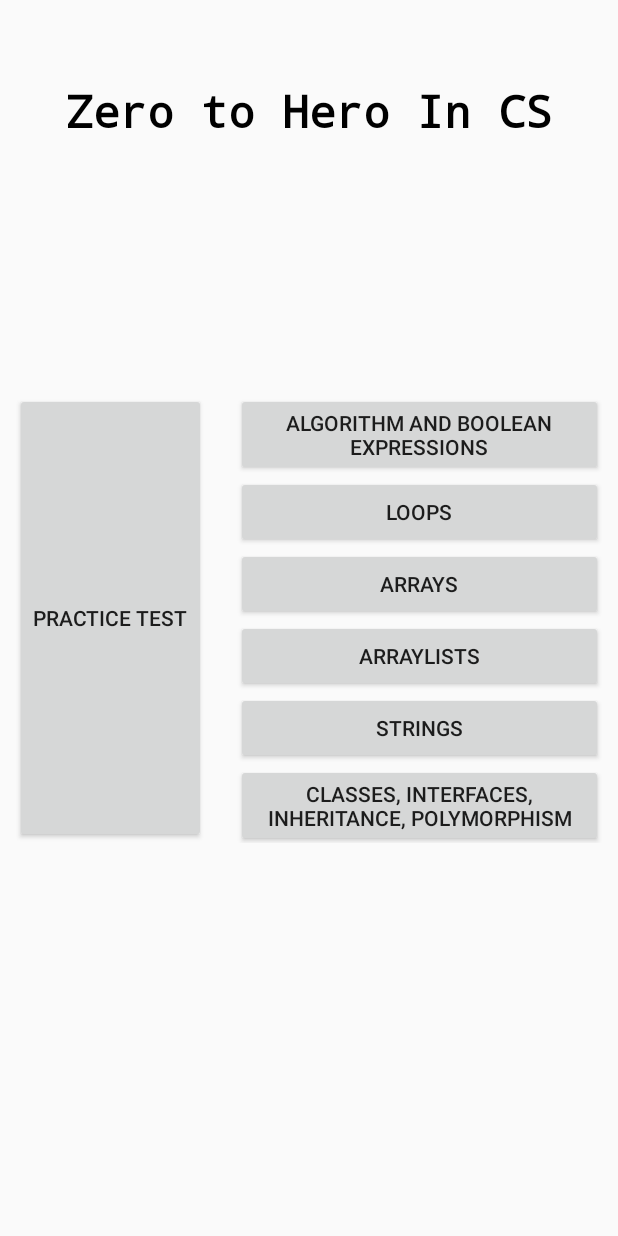
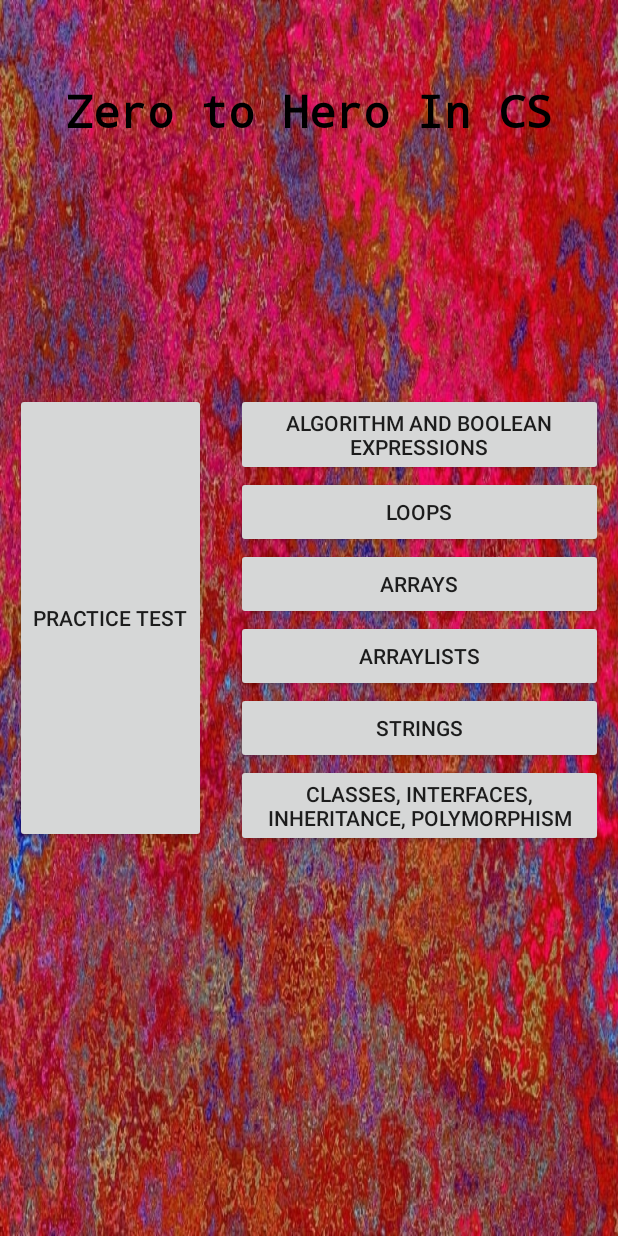
Before and after one commit to mgningueASC4/Midyear-Android-App-Dev-Project, an Android app: the screen it shows after launch (MainActivity), on a phone screen of 412 x 824 dp. Run offline under Robolectric (Android 15) with nearby library versions, the phone set to English and light mode, and no system bars.

Commit message:
prettier version just like you

```diff
--- a/APCSQuiz/APCSQuiz/app/src/main/res/layout/activity_main.xml
+++ b/APCSQuiz/APCSQuiz/app/src/main/res/layout/activity_main.xml
@@ -2,8 +2,9 @@
 <RelativeLayout xmlns:android="http://schemas.android.com/apk/res/android"
     xmlns:app="http://schemas.android.com/apk/res-auto"
     xmlns:tools="http://schemas.android.com/tools"
-    android:layout_width="match_parent"
-    android:layout_height="match_parent"
+    android:layout_width="fill_parent"
+    android:layout_height="fill_parent"
+    android:background="@drawable/bettersizehomescreen"
     tools:context=".MainActivity"
     >
 
--- a/APCSQuiz/APCSQuiz/app/src/main/res/layout/fragment_q.xml
+++ b/APCSQuiz/APCSQuiz/app/src/main/res/layout/fragment_q.xml
@@ -5,6 +5,7 @@
     android:id="@+id/questionFragment"
     android:layout_width="match_parent"
     android:layout_height="match_parent"
+    android:background="@drawable/bettersizequestionsbg"
     tools:context=".questionsFrag">
 
     <!-- TODO: Update blank fragment layout -->
```
Also changed, not shown: APCSQuiz/APCSQuiz/app/src/main/res/drawable/bettersizehomescreen.png (added), APCSQuiz/APCSQuiz/app/src/main/res/drawable/bettersizequestionsbg.jpg (added), APCSQuiz/APCSQuiz/app/src/main/res/drawable/guccihomescreen.jpg (added), APCSQuiz/APCSQuiz/app/src/main/res/drawable/questionsbg.jpg (added), 2 other files.
